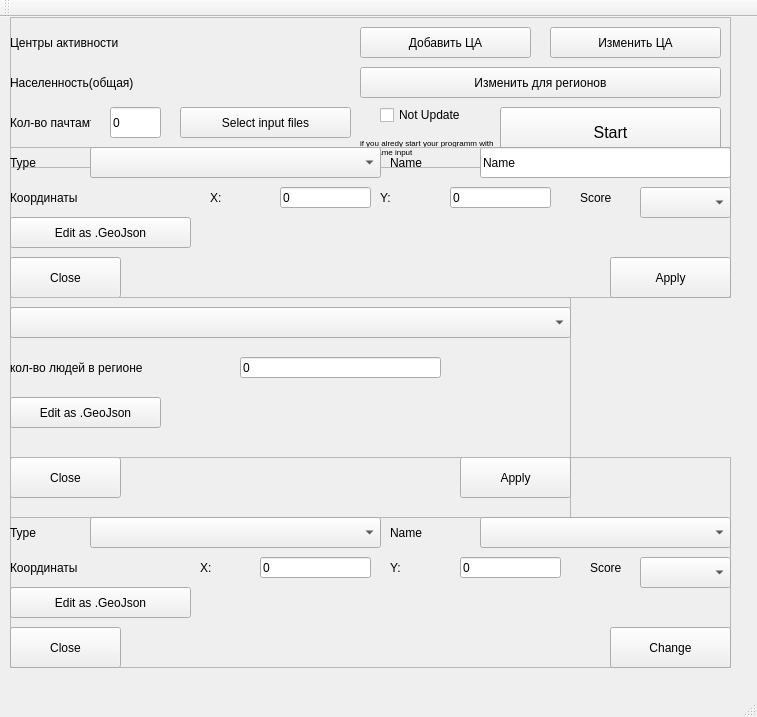
s21dlemanskiy/Drones_Oman, file source/untitled.ui: the form before one commit.
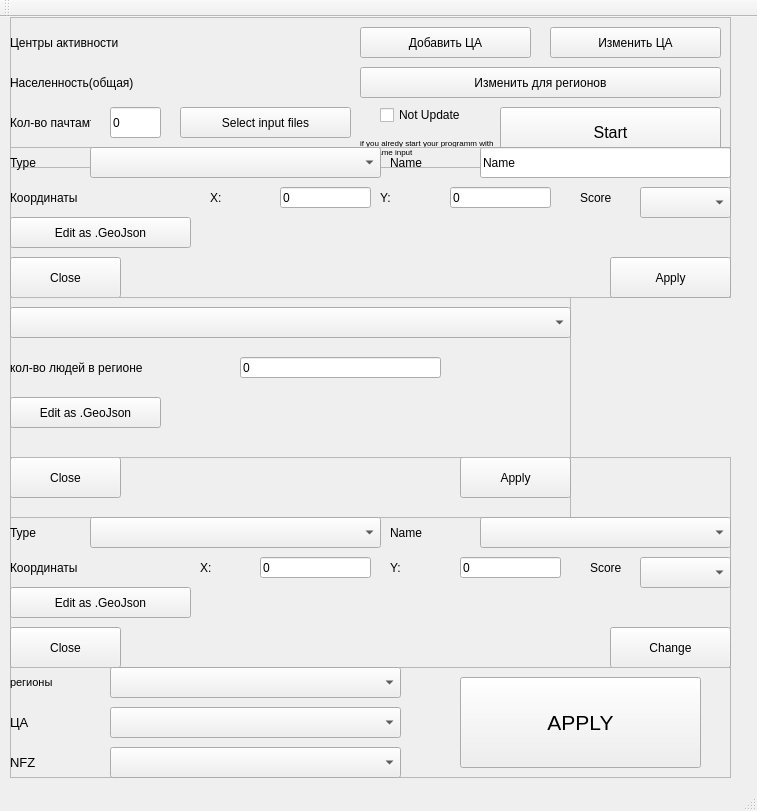
The form after the commit.

What changed in the file:
```diff
--- a/source/untitled.ui
+++ b/source/untitled.ui
@@ -7,7 +7,7 @@
     <x>0</x>
     <y>0</y>
     <width>757</width>
-    <height>717</height>
+    <height>811</height>
    </rect>
   </property>
   <property name="windowTitle">
@@ -693,6 +693,124 @@
      </property>
     </widget>
    </widget>
+   <widget class="QFrame" name="file_changer">
+    <property name="geometry">
+     <rect>
+      <x>10</x>
+      <y>650</y>
+      <width>721</width>
+      <height>111</height>
+     </rect>
+    </property>
+    <property name="frameShape">
+     <enum>QFrame::StyledPanel</enum>
+    </property>
+    <property name="frameShadow">
+     <enum>QFrame::Raised</enum>
+    </property>
+    <widget class="QLabel" name="label_20">
+     <property name="geometry">
+      <rect>
+       <x>0</x>
+       <y>40</y>
+       <width>81</width>
+       <height>31</height>
+      </rect>
+     </property>
+     <property name="font">
+      <font>
+       <pointsize>10</pointsize>
+      </font>
+     </property>
+     <property name="text">
+      <string>ЦА</string>
+     </property>
+    </widget>
+    <widget class="QComboBox" name="comboBox_5">
+     <property name="geometry">
+      <rect>
+       <x>100</x>
+       <y>0</y>
+       <width>291</width>
+       <height>31</height>
+      </rect>
+     </property>
+    </widget>
+    <widget class="QLabel" name="label_21">
+     <property name="geometry">
+      <rect>
+       <x>0</x>
+       <y>0</y>
+       <width>81</width>
+       <height>31</height>
+      </rect>
+     </property>
+     <property name="font">
+      <font>
+       <pointsize>8</pointsize>
+      </font>
+     </property>
+     <property name="text">
+      <string>регионы</string>
+     </property>
+    </widget>
+    <widget class="QLabel" name="label_22">
+     <property name="geometry">
+      <rect>
+       <x>0</x>
+       <y>80</y>
+       <width>81</width>
+       <height>31</height>
+      </rect>
+     </property>
+     <property name="font">
+      <font>
+       <pointsize>10</pointsize>
+      </font>
+     </property>
+     <property name="text">
+      <string>NFZ</string>
+     </property>
+    </widget>
+    <widget class="QComboBox" name="comboBox_6">
+     <property name="geometry">
+      <rect>
+       <x>100</x>
+       <y>40</y>
+       <width>291</width>
+       <height>31</height>
+      </rect>
+     </property>
+    </widget>
+    <widget class="QComboBox" name="comboBox_7">
+     <property name="geometry">
+      <rect>
+       <x>100</x>
+       <y>80</y>
+       <width>291</width>
+       <height>31</height>
+      </rect>
+     </property>
+    </widget>
+    <widget class="QPushButton" name="pushButton_15">
+     <property name="geometry">
+      <rect>
+       <x>450</x>
+       <y>10</y>
+       <width>241</width>
+       <height>91</height>
+      </rect>
+     </property>
+     <property name="font">
+      <font>
+       <pointsize>16</pointsize>
+      </font>
+     </property>
+     <property name="text">
+      <string>APPLY</string>
+     </property>
+    </widget>
+   </widget>
   </widget>
   <widget class="QMenuBar" name="menubar">
    <property name="geometry">
```
